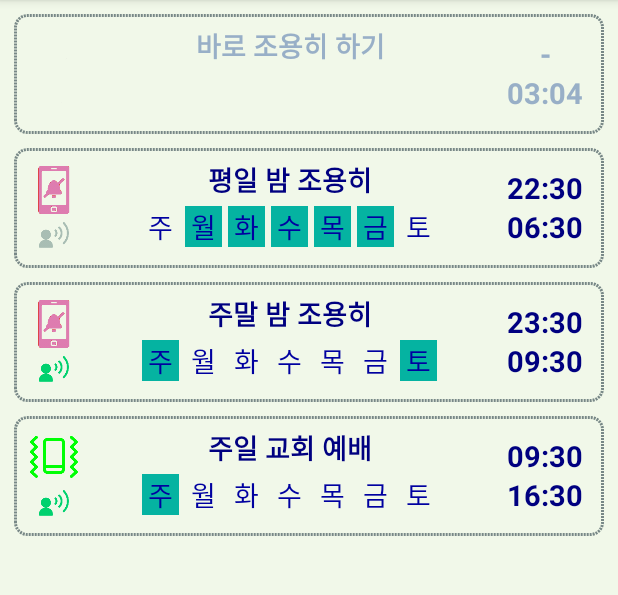
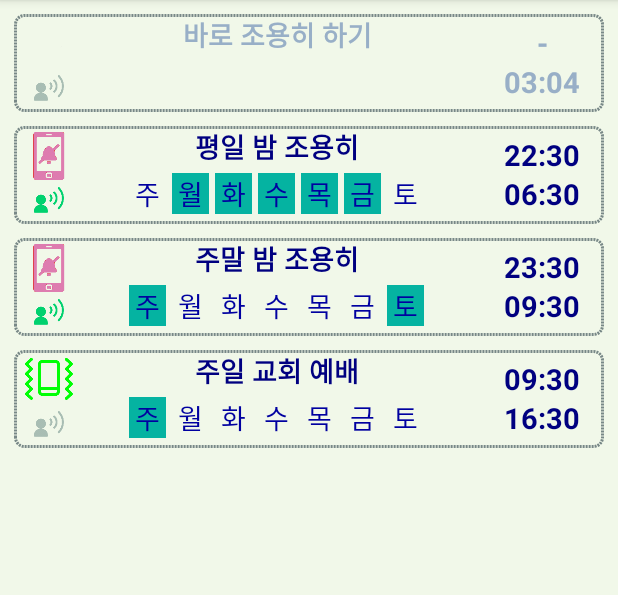
Before and after one commit to riopapa/AutoQuiet, an Android app: the screen it shows after launch (MainActivity), on a phone screen of 412 x 824 dp, the part 84-679 px from its top. Run offline under Robolectric (Android 15) with nearby library versions, the phone set to English and light mode, and no system bars.

Commit message:
Change speak on/off to repeat count

```diff
--- a/app/src/main/java/com/urrecliner/letmequiet/MainActivity.java
+++ b/app/src/main/java/com/urrecliner/letmequiet/MainActivity.java
@@ -274,19 +274,19 @@ public class MainActivity extends AppCompatActivity  {
         quietTasks.clear();
         week = new boolean[]{false, false, false, false, false, false, false};
         quietTasks.add(new QuietTask(getString(R.string.Quiet_Once), 1,2,3,4,
-                week, false, true, false));
+                week, false, true, 0));
 
         week = new boolean[]{false, true, true, true, true, true, false};
         quietTasks.add(new QuietTask(getString(R.string.WeekDay_Night), 22, 30, 6, 30,
-                week, true, false, false));
+                week, true, false, 1));
 
         week = new boolean[]{true, false, false, false, false, false, true};
         quietTasks.add(new QuietTask(getString(R.string.WeekEnd_Night), 23, 30, 9, 30,
-                week, true, false, true));
+                week, true, false, 1));
 
         week = new boolean[]{true, false, false, false, false, false, false};
         quietTasks.add(new QuietTask(getString(R.string.Sunday_Church), 9, 30, 16, 30,
-                week, true, true, true));
+                week, true, true, 0));
 
         utils.saveQuietTasksToShared();
     }
--- a/app/src/main/java/com/urrecliner/letmequiet/MannerMode.java
+++ b/app/src/main/java/com/urrecliner/letmequiet/MannerMode.java
@@ -59,7 +59,7 @@ class MannerMode {
 
         if (beepManner) {
             if (mpStart == null) {
-                utils.log(logID, "creating beep mpStart");
+//                utils.log(logID, "creating beep mpStart");
                 mpStart = MediaPlayer.create(mContext, R.raw.manner_starting);
                 mpStart.setOnPreparedListener(new MediaPlayer.OnPreparedListener() {
                     @Override
--- a/app/src/main/java/com/urrecliner/letmequiet/OneTimeActivity.java
+++ b/app/src/main/java/com/urrecliner/letmequiet/OneTimeActivity.java
@@ -30,7 +30,7 @@ public class OneTimeActivity extends AppCompatActivity {
     QuietTask quietTask;
     private String subject;
     private int startHour, startMin, finishHour, finishMin;
-    private boolean vibrate, speaking;
+    private boolean vibrate;
     private int durationMin = 0;       // in minutes
     Calendar calendar;
     boolean timePicker_UpDown = false;
@@ -57,7 +57,6 @@ public class OneTimeActivity extends AppCompatActivity {
         quietTask = quietTasks.get(0);
         subject = quietTask.getSubject();
         vibrate = quietTask.isVibrate();
-        speaking = quietTask.isSpeaking();
         durationMin = default_Duration;
         calendar = Calendar.getInstance();
         calendar.set(Calendar.SECOND,0);
@@ -159,7 +158,7 @@ public class OneTimeActivity extends AppCompatActivity {
 
         boolean [] week = new boolean[]{true, true, true, true, true, true, true};
         quietTask = new QuietTask(subject, startHour, startMin, finishHour, finishMin,
-                week, true, vibrate, speaking);
+                week, true, vibrate, 0);    // onetime repeat is 0
         quietTasks.set(0, quietTask);
         recycleViewAdapter.notifyItemChanged(0);
 
--- a/app/src/main/java/com/urrecliner/letmequiet/RecycleViewAdapter.java
+++ b/app/src/main/java/com/urrecliner/letmequiet/RecycleViewAdapter.java
@@ -53,7 +53,7 @@ public class RecycleViewAdapter extends RecyclerView.Adapter<RecycleViewAdapter.
     {
 
         View viewLine;
-        ImageView lvVibrate, lvSpeak;
+        ImageView lvVibrate, lvRepeat;
         TextView rmdSubject, ltWeek0, ltWeek1, ltWeek2, ltWeek3, ltWeek4, ltWeek5, ltWeek6,
                 tvStartTime, tvFinishTime;
         GestureDetector mGestureDetector;
@@ -62,7 +62,7 @@ public class RecycleViewAdapter extends RecyclerView.Adapter<RecycleViewAdapter.
             super(itemView);
             this.viewLine = itemView.findViewById(R.id.one_reminder);
             this.lvVibrate = itemView.findViewById(R.id.lv_vibrate);
-            this.lvSpeak = itemView.findViewById(R.id.lv_speak);
+            this.lvRepeat = itemView.findViewById(R.id.lv_repeat);
             this.rmdSubject = itemView.findViewById(R.id.rmdSubject);
             this.ltWeek0 = itemView.findViewById(R.id.lt_week0);
             this.ltWeek1 = itemView.findViewById(R.id.lt_week1);
@@ -145,15 +145,12 @@ public class RecycleViewAdapter extends RecyclerView.Adapter<RecycleViewAdapter.
         quietTask = quietTasks.get(position);
         boolean active = quietTask.isActive();
         boolean vibrate = quietTask.isVibrate();
-        boolean speaking = quietTask.isSpeaking();
+        int repeat = quietTask.getRepeat();
         if (vibrate)
             holder.lvVibrate.setImageResource((active) ? R.mipmap.phone_vibrate : R.mipmap.speaking_noactive);
         else
             holder.lvVibrate.setImageResource((active) ? R.mipmap.phone_quiet : R.mipmap.speaking_noactive);
-        if (speaking)
-            holder.lvSpeak.setImageResource((active) ? R.mipmap.speaking_on : R.mipmap.speaking_noactive);
-        else
-            holder.lvSpeak.setImageResource((active) ? R.mipmap.speaking_off : R.mipmap.speaking_noactive);
+        holder.lvRepeat.setImageResource((repeat == 0)? R.mipmap.speaking_off: (repeat == 1)? R.mipmap.speaking_on : R.mipmap.speak_repeat);
 
         holder.rmdSubject.setText(quietTask.getSubject());
         holder.rmdSubject.setTextColor((active) ? colorOn:colorOff);
--- a/app/src/main/java/com/urrecliner/letmequiet/Utils.java
+++ b/app/src/main/java/com/urrecliner/letmequiet/Utils.java
@@ -117,7 +117,7 @@ public class Utils {
         return traceName(traces[6].getMethodName()) + traceName(traces[5].getMethodName()) + traceClassName(traces[4].getClassName())+"> "+traces[4].getMethodName() + "#" + traces[4].getLineNumber();
     }
 
-    private static String[] omits = { "performResume", "performCreate", "callActivityOnResume", "access$",
+    private static final String[] omits = { "performResume", "performCreate", "callActivityOnResume", "access$",
             "handleReceiver", "handleMessage", "dispatchKeyEvent", "dispatchTransformedTouchEvent","dispatchTouchEvent"};
     private String traceName (String s) {
         for (String o : omits) {
--- a/app/src/main/java/com/urrecliner/letmequiet/models/QuietTask.java
+++ b/app/src/main/java/com/urrecliner/letmequiet/models/QuietTask.java
@@ -5,8 +5,9 @@ import java.io.Serializable;
 public class QuietTask implements Serializable {
     String subject;
     int startHour, startMin, finishHour, finishMin;
-    boolean active, speaking, vibrate;
+    boolean active, vibrate;
     boolean[] week = {true, true, true, true, true, true, true};
+    int repeat;
 
     public String getSubject() {
         return subject;
@@ -26,17 +27,16 @@ public class QuietTask implements Serializable {
     public boolean isActive() {
         return active;
     }
-    public boolean isSpeaking() {
-        return speaking;
-    }
     public boolean isVibrate() {
         return vibrate;
     }
     public boolean[] getWeek() {
         return week;
     }
+    public int getRepeat() { return repeat;}
+
     public QuietTask(String subject, int startHour, int startMin, int finishHour, int finishMin,
-                     boolean[] week, boolean active, boolean vibrate, boolean speaking) {
+                     boolean[] week, boolean active, boolean vibrate, int repeat) {
         this.subject = subject;
         this.startHour = startHour;
         this.startMin = startMin;
@@ -44,7 +44,7 @@ public class QuietTask implements Serializable {
         this.finishMin = finishMin;
         this.active = active;
         this.vibrate = vibrate;
-        this.speaking = speaking;
+        this.repeat = repeat;
         System.arraycopy(week, 0, this.week, 0, 7);
     }
     public void setSubject(String subject) { this.subject = subject; }
--- a/app/src/main/java/com/urrecliner/letmequiet/utility/MyItemTouchHelper.java
+++ b/app/src/main/java/com/urrecliner/letmequiet/utility/MyItemTouchHelper.java
@@ -10,7 +10,6 @@ import android.graphics.drawable.ColorDrawable;
 import android.graphics.drawable.Drawable;
 import android.view.View;
 
-import androidx.annotation.NonNull;
 import androidx.core.content.ContextCompat;
 import androidx.recyclerview.widget.ItemTouchHelper;
 import androidx.recyclerview.widget.RecyclerView;
@@ -48,14 +47,14 @@ public class MyItemTouchHelper extends ItemTouchHelper.Callback {
     @Override
     public void clearView(RecyclerView recyclerView, RecyclerView.ViewHolder viewHolder) {
         super.clearView(recyclerView, viewHolder);
-        viewHolder.itemView.setBackground(mContext.getDrawable(R.drawable.item_normal));
+        viewHolder.itemView.setBackground(ContextCompat.getDrawable(mContext, R.drawable.item_normal));
     }
 
     @Override
     public void onSelectedChanged(RecyclerView.ViewHolder viewHolder, int actionState) {
         super.onSelectedChanged(viewHolder, actionState);
         if(actionState == ItemTouchHelper.ACTION_STATE_DRAG){
-            viewHolder.itemView.setBackground(mContext.getDrawable(R.drawable.item_selected));
+            viewHolder.itemView.setBackground(ContextCompat.getDrawable(mContext, R.drawable.item_selected));
         }
     }
 
--- a/app/src/main/res/drawable/item_normal.xml
+++ b/app/src/main/res/drawable/item_normal.xml
@@ -6,6 +6,6 @@
             android:dashWidth="2px"
             android:width="2dp"
             android:color="@color/itemNormalBorder" />
-        <corners android:radius="8dp" />
+        <corners android:radius="6dp" />
         <solid android:color="@color/itemNormalFill" />
 </shape>
--- a/app/src/main/res/layout/reminder_info.xml
+++ b/app/src/main/res/layout/reminder_info.xml
@@ -12,22 +12,25 @@
         android:orientation="vertical"
         android:layout_width="0dp"
         android:layout_weight="2"
-        android:layout_margin="8dp"
+        android:layout_marginTop="2dp"
+        android:layout_marginBottom="2dp"
         android:layout_gravity="center"
         android:layout_height="wrap_content">
         <ImageView
             android:id="@+id/lv_vibrate"
-            android:layout_marginTop="4dp"
+            android:layout_marginTop="2dp"
             android:layout_marginBottom="0dp"
+            android:layout_marginStart="4dp"
             android:layout_width="32dp"
             android:layout_height="32dp"
             android:layout_gravity="center"
             android:src="@mipmap/phone_vibrate"
             android:contentDescription="@string/blank" />
         <ImageView
-            android:id="@+id/lv_speak"
-            android:layout_marginTop="4dp"
+            android:id="@+id/lv_repeat"
+            android:layout_marginTop="3dp"
             android:layout_marginBottom="4dp"
+            android:layout_marginStart="4dp"
             android:layout_width="20dp"
             android:layout_height="20dp"
             android:layout_gravity="center"
--- a/build.gradle
+++ b/build.gradle
@@ -5,7 +5,7 @@ buildscript {
         jcenter()
     }
     dependencies {
-        classpath "com.android.tools.build:gradle:4.1.2"
+        classpath 'com.android.tools.build:gradle:4.1.3'
 
         // NOTE: Do not place your application dependencies here; they belong
         // in the individual module build.gradle files
```
Also changed, not shown: app/src/main/java/com/urrecliner/letmequiet/AddUpdateActivity.java (+14 -7 lines), app/src/main/java/com/urrecliner/letmequiet/AlarmReceiver.java (+6 -2 lines), app/src/main/res/mipmap-xxhdpi/speak_repeat.png (added).
